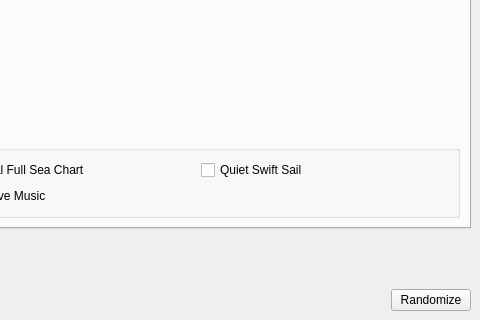
Teotia444/TWWHD-Randomizer-expbuilds, file gui/desktop/mainwindow.ui: the form before one commit; both pictures show x 592 to 1072 and y 516 to 836 of the 1072 by 836 pixel window.
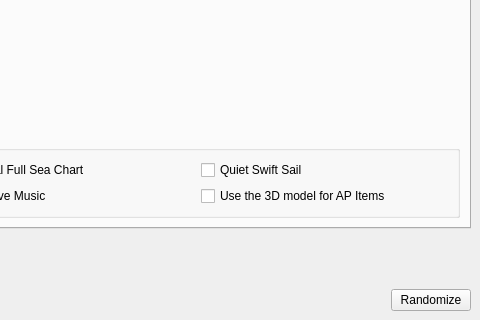
The form after the commit. The open tabs and pages were chosen to show the change.

Commit message: AP Item model

```diff
--- a/gui/desktop/mainwindow.ui
+++ b/gui/desktop/mainwindow.ui
@@ -1734,6 +1734,13 @@
                  </property>
                 </widget>
                </item>
+               <item row="1" column="3">
+                <widget class="QCheckBox" name="ap3dmodel">
+                 <property name="text">
+                  <string>Use the 3D model for AP Items</string>
+                 </property>
+                </widget>
+               </item>
               </layout>
              </widget>
             </item>
```
The commit also changes 12 other files.
